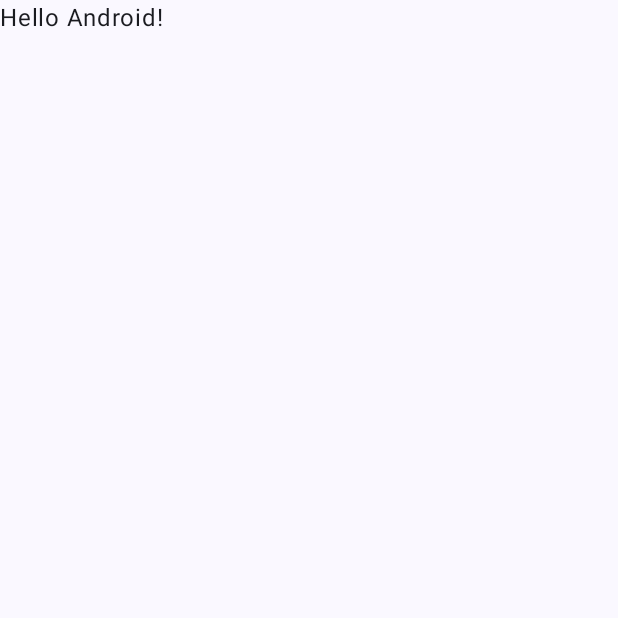
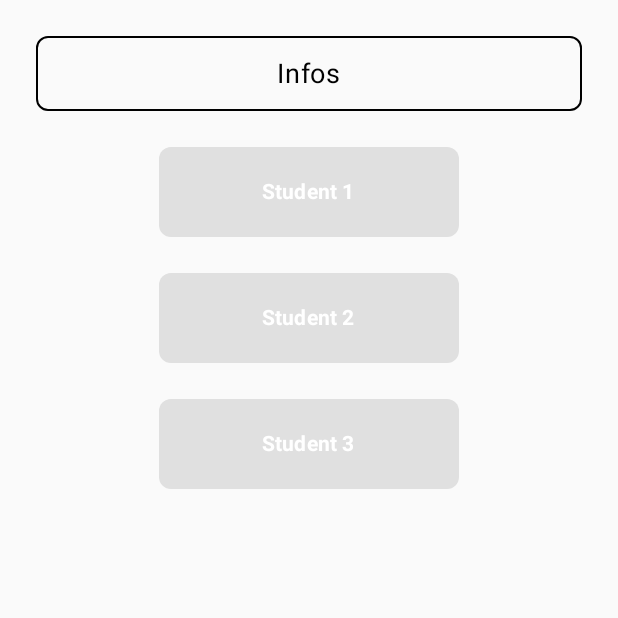
Before and after one commit to TimMoyence/ThePugFamily, an Android app built with Jetpack Compose: the InfoActivity screen opened directly, with no data from a screen before it, on a phone screen of 412 x 824 dp, the top half of it. Before the commit the part shown is almost empty. Run offline under Robolectric (Android 15) with nearby library versions, the phone set to English and light mode, and no system bars.

Commit message:
add info activity sreen and student info and button

```diff
--- a/app/src/main/AndroidManifest.xml
+++ b/app/src/main/AndroidManifest.xml
@@ -12,6 +12,11 @@
         android:supportsRtl="true"
         android:theme="@style/Theme.ThePugFamilly"
         tools:targetApi="31">
+        <activity
+            android:name=".StudentDetailActivity"
+            android:exported="false"
+            android:label="@string/title_activity_student_detail"
+            android:theme="@style/Theme.ThePugFamilly" />
         <activity
             android:name=".ProductsActivity"
             android:exported="false"
--- a/app/src/main/java/com/asilidesign/thepugfamilly/InfoActivity.kt
+++ b/app/src/main/java/com/asilidesign/thepugfamilly/InfoActivity.kt
@@ -1,29 +1,34 @@
 package com.asilidesign.thepugfamilly
 
+import android.content.Intent
 import android.os.Bundle
 import androidx.activity.ComponentActivity
 import androidx.activity.compose.setContent
-import androidx.activity.enableEdgeToEdge
-import androidx.compose.foundation.layout.fillMaxSize
-import androidx.compose.foundation.layout.padding
-import androidx.compose.material3.Scaffold
-import androidx.compose.material3.Text
+import androidx.compose.foundation.BorderStroke
+import androidx.compose.foundation.layout.*
+import androidx.compose.foundation.shape.RoundedCornerShape
+import androidx.compose.material3.*
 import androidx.compose.runtime.Composable
+import androidx.compose.ui.Alignment
 import androidx.compose.ui.Modifier
-import androidx.compose.ui.tooling.preview.Preview
+import androidx.compose.ui.graphics.Color
+import androidx.compose.ui.res.colorResource
+import androidx.compose.ui.text.font.FontWeight
+import androidx.compose.ui.unit.dp
+import androidx.compose.ui.unit.sp
 import com.asilidesign.thepugfamilly.ui.theme.ThePugFamillyTheme
 
 class InfoActivity : ComponentActivity() {
     override fun onCreate(savedInstanceState: Bundle?) {
         super.onCreate(savedInstanceState)
-        enableEdgeToEdge()
         setContent {
             ThePugFamillyTheme {
-                Scaffold(modifier = Modifier.fillMaxSize()) { innerPadding ->
-                    Greeting(
-                        name = "Android",
-                        modifier = Modifier.padding(innerPadding)
-                    )
+                InfoScreen { name, email, avatarRes ->
+                    val intent = Intent(this, StudentDetailActivity::class.java)
+                    intent.putExtra("name", name)
+                    intent.putExtra("email", email)
+                    intent.putExtra("avatarRes", avatarRes)
+                    startActivity(intent)
                 }
             }
         }
@@ -31,17 +36,44 @@ class InfoActivity : ComponentActivity() {
 }
 
 @Composable
-fun Greeting(name: String, modifier: Modifier = Modifier) {
-    Text(
-        text = "Hello $name!",
-        modifier = modifier
-    )
-}
+fun InfoScreen(onStudentClick: (String, String, Int) -> Unit) {
+    val blackColor = colorResource(id = R.color.black)
 
-@Preview(showBackground = true)
-@Composable
-fun GreetingPreview() {
-    ThePugFamillyTheme {
-        Greeting("Android")
+    Column(
+        modifier = Modifier
+            .fillMaxSize()
+            .padding(24.dp),
+        horizontalAlignment = Alignment.CenterHorizontally,
+        verticalArrangement = Arrangement.spacedBy(24.dp)
+    ) {
+        Surface(
+            modifier = Modifier
+                .fillMaxWidth()
+                .height(50.dp),
+            shape = RoundedCornerShape(8.dp),
+            border = BorderStroke(1.dp, blackColor),
+            color = Color.Transparent
+        ) {
+            Box(contentAlignment = Alignment.Center) {
+                Text("Infos", fontSize = 18.sp)
+            }
+        }
+
+        listOf(
+            Triple("Student 1", "student1@epsi.fr", R.drawable.avatar_1),
+            Triple("Student 2", "student2@epsi.fr", R.drawable.avatar_2),
+            Triple("Student 3", "student3@epsi.fr", R.drawable.avatar_3)
+        ).forEach { (name, email, avatarRes) ->
+            Button(
+                onClick = { onStudentClick(name, email, avatarRes) },
+                modifier = Modifier
+                    .width(200.dp)
+                    .height(60.dp),
+                shape = RoundedCornerShape(8.dp),
+                colors = ButtonDefaults.buttonColors(containerColor = Color(0xFFE0E0E0))
+            ) {
+                Text(name, fontWeight = FontWeight.Bold)
+            }
+        }
     }
 }
--- a/app/src/main/res/values/strings.xml
+++ b/app/src/main/res/values/strings.xml
@@ -5,4 +5,5 @@
     <string name="title_activity_image">ImageActivity</string>
     <string name="title_activity_info">InfoActivity</string>
     <string name="title_activity_products">ProductsActivity</string>
+    <string name="title_activity_student_detail">StudentDetailActivity</string>
 </resources>
```
Also changed, not shown: app/src/main/java/com/asilidesign/thepugfamilly/MainActivity.kt (+32 -21 lines), app/src/main/java/com/asilidesign/thepugfamilly/StudentDetailActivity.kt (added, +54 -0 lines), app/src/main/res/drawable-mdpi/avatar_1.jpg (added), app/src/main/res/drawable-mdpi/avatar_2.jpg (added), app/src/main/res/drawable-mdpi/avatar_3.jpg (added), app/src/main/res/drawable-mdpi/avatar_default.jpg (added).
